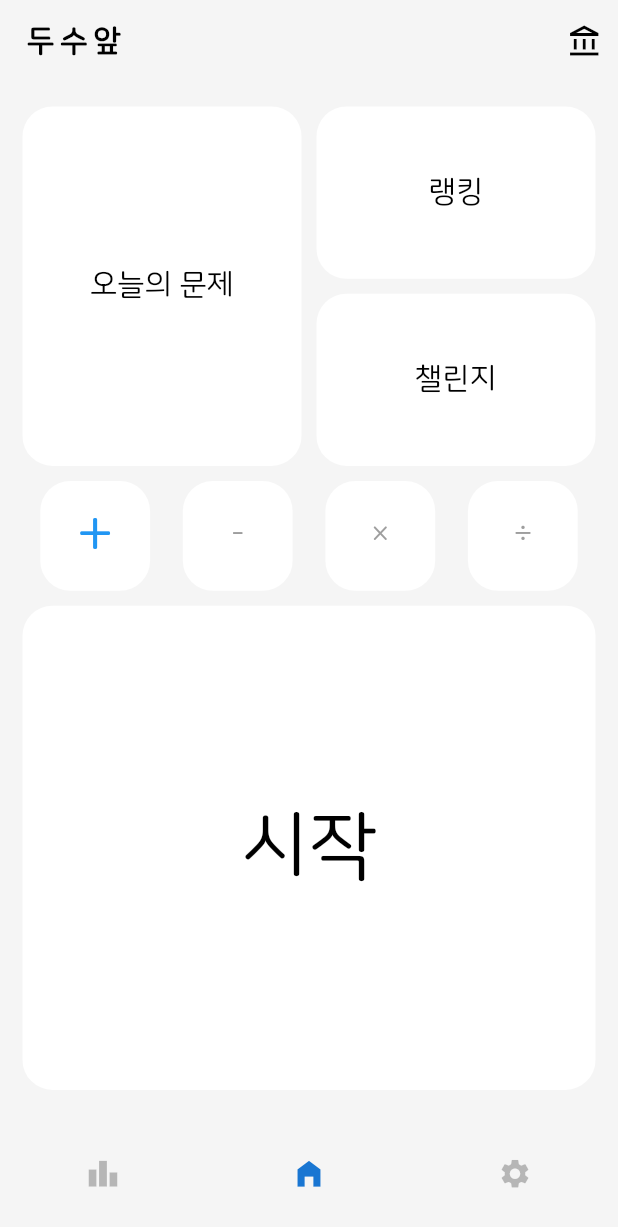
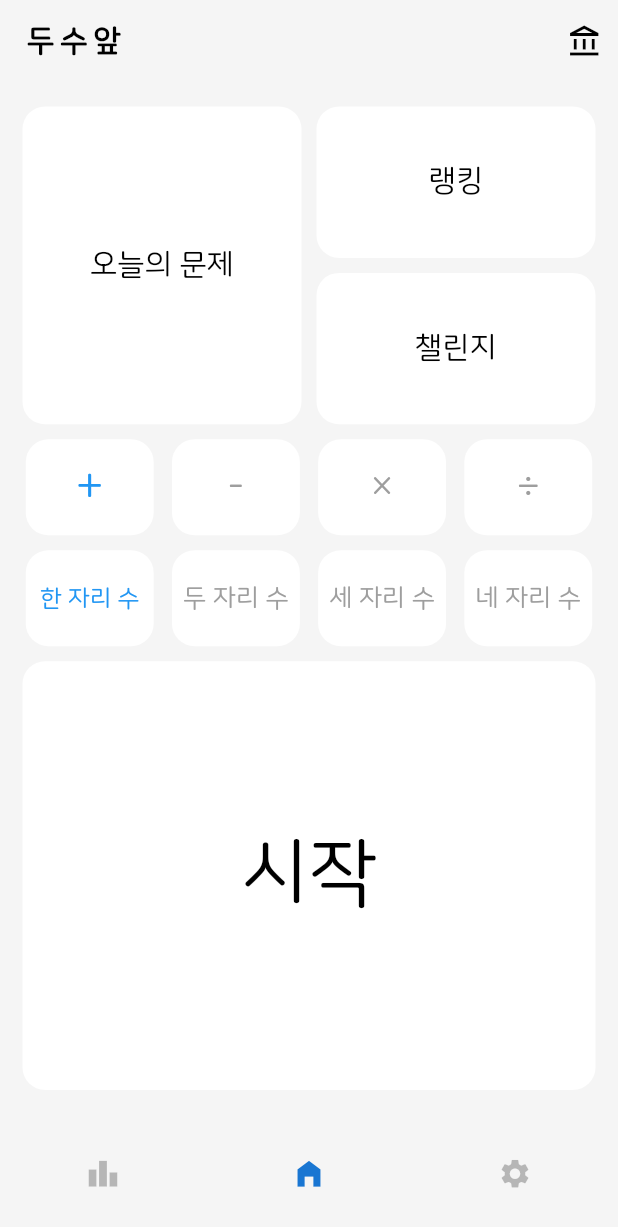
Before and after one commit to bargoLoft/do_math, a Flutter app: the screen it shows after launch, on a phone screen of 412 x 824 dp. Shown: the top 1227 px of the screen. Run offline on Flutter 3.47's test engine with Material 2 defaults, Android fonts, the phone set to English and light mode, and no system bars.

Commit message:
feat: Homepage digital select

```diff
--- a/lib/pages/home_page.dart
+++ b/lib/pages/home_page.dart
@@ -13,7 +13,10 @@ class HomePage extends StatefulWidget {
 class _HomePageState extends State<HomePage> {
   int _selectedIndex = 1;
   int typeIndex = 0;
+  int digitalIndex = 0;
+
   List type = ['+', '-', '×', '÷'];
+  double ratio = 4 / 3;
 
   void _onItemTapped(int index) {
     if (_selectedIndex != index) {
@@ -86,12 +89,24 @@ class _HomePageState extends State<HomePage> {
                       child: Row(
                         mainAxisAlignment: MainAxisAlignment.spaceEvenly,
                         children: [
-                          buildTypeButton(context, '+', 1 / 1, 0, 40),
-                          buildTypeButton(context, '-', 1 / 1, 1, 40),
-                          buildTypeButton(context, '×', 1 / 1, 2, 40),
-                          buildTypeButton(context, '÷', 1 / 1, 3, 40),
+                          buildTypeButton(context, '+', ratio, 0, 30),
+                          buildTypeButton(context, '-', ratio, 1, 40),
+                          buildTypeButton(context, '×', ratio, 2, 30),
+                          buildTypeButton(context, '÷', ratio, 3, 30),
                         ],
                       )),
+                  Expanded(
+                    flex: 1,
+                    child: Row(
+                      mainAxisAlignment: MainAxisAlignment.spaceEvenly,
+                      children: [
+                        buildDigitalButton(context, '한 자리 수', ratio, 16, 0),
+                        buildDigitalButton(context, '두 자리 수', ratio, 16, 1),
+                        buildDigitalButton(context, '세 자리 수', ratio, 16, 2),
+                        buildDigitalButton(context, '네 자리 수', ratio, 16, 3),
+                      ],
+                    ),
+                  ),
                   Expanded(flex: 4, child: buildButton(context, '시작', 2 / 1, 50, type[typeIndex])),
                 ],
               ),
@@ -140,7 +155,7 @@ class _HomePageState extends State<HomePage> {
     String title,
     double ratio,
     int index, [
-    double textSize = 20,
+    double textSize = 30,
   ]) {
     return Padding(
       padding: const EdgeInsets.symmetric(horizontal: 5, vertical: 5),
@@ -152,16 +167,17 @@ class _HomePageState extends State<HomePage> {
             setState(() {});
           },
           style: ButtonStyle(
+            padding: MaterialStateProperty.all(EdgeInsets.zero),
             elevation: MaterialStateProperty.all(0),
             backgroundColor: MaterialStateProperty.all(Colors.white),
             foregroundColor: MaterialStateProperty.all(Colors.black),
             shape: MaterialStateProperty.all(
-                RoundedRectangleBorder(borderRadius: BorderRadius.circular(20.0))),
+                RoundedRectangleBorder(borderRadius: BorderRadius.circular(15.0))),
           ),
           child: Text(
             title,
             style: TextStyle(
-              fontSize: (typeIndex == index) ? textSize : 20,
+              fontSize: (typeIndex == index) ? textSize : 25,
               color: (typeIndex == index) ? Colors.blue : Colors.grey,
             ),
           ),
@@ -169,9 +185,40 @@ class _HomePageState extends State<HomePage> {
       ),
     );
   }
+
+  Widget buildDigitalButton(context, String title, double ratio,
+      [double textSize = 20, int index = 0]) {
+    return Padding(
+      padding: const EdgeInsets.symmetric(horizontal: 5, vertical: 5),
+      child: AspectRatio(
+        aspectRatio: ratio,
+        child: ElevatedButton(
+          onPressed: () {
+            digitalIndex = index;
+            setState(() {});
+          },
+          style: ButtonStyle(
+            padding: MaterialStateProperty.all(EdgeInsets.zero),
+            elevation: MaterialStateProperty.all(0),
+            backgroundColor: MaterialStateProperty.all(Colors.white),
+            foregroundColor: MaterialStateProperty.all(Colors.black),
+            shape: MaterialStateProperty.all(
+                RoundedRectangleBorder(borderRadius: BorderRadius.circular(15.0))),
+          ),
+          child: Text(
+            title,
+            style: TextStyle(
+              fontSize: (digitalIndex == index) ? textSize : 17,
+              color: (digitalIndex == index) ? Colors.blue : Colors.grey,
+            ),
+          ),
+        ),
+      ),
+    );
   }
 
-Widget buildButton(context, String title, double ratio, [double textSize = 20, String type = '+']) {
+  Widget buildButton(context, String title, double ratio,
+      [double textSize = 20, String type = '+']) {
     return Padding(
       padding: const EdgeInsets.symmetric(horizontal: 5, vertical: 5),
       child: AspectRatio(
@@ -183,14 +230,16 @@ Widget buildButton(context, String title, double ratio, [double textSize = 20, S
                 MaterialPageRoute(
                     builder: (context) => StagePage(
                           type: type,
+                          digital: digitalIndex + 1,
                         )));
           },
           style: ButtonStyle(
+            padding: MaterialStateProperty.all(EdgeInsets.zero),
             elevation: MaterialStateProperty.all(0),
             backgroundColor: MaterialStateProperty.all(Colors.white),
             foregroundColor: MaterialStateProperty.all(Colors.black),
             shape: MaterialStateProperty.all(
-              RoundedRectangleBorder(borderRadius: BorderRadius.circular(20.0))),
+                RoundedRectangleBorder(borderRadius: BorderRadius.circular(15.0))),
           ),
           child: Text(
             title,
@@ -200,3 +249,4 @@ Widget buildButton(context, String title, double ratio, [double textSize = 20, S
       ),
     );
   }
+}
--- a/lib/pages/stage_page.dart
+++ b/lib/pages/stage_page.dart
@@ -4,10 +4,12 @@ import '../problems/1-1.dart';
 
 // ignore: must_be_immutable
 class StagePage extends StatefulWidget {
-  late String type;
+  String type;
+  int digital;
 
   StagePage({
     required this.type,
+    required this.digital,
     Key? key,
   }) : super(key: key);
 
@@ -49,7 +51,7 @@ class _StagePageState extends State<StagePage> {
   }
 
   void getPlusQuestion() {
-    questions = PlusQuestion(count: 2, digital: 1).getQuestion();
+    questions = PlusQuestion(count: 2, digital: widget.digital).getQuestion();
     question = '';
     for (int i = 0; i < questions.length; i++) {
       question += questions[i].toString();
@@ -64,7 +66,7 @@ class _StagePageState extends State<StagePage> {
   }
 
   void getMinusQuestion() {
-    questions = MinusQuestion(count: 2, digital: 1).getQuestion();
+    questions = MinusQuestion(count: 2, digital: widget.digital).getQuestion();
     question = '';
     for (int i = 0; i < questions.length; i++) {
       question += questions[i].toString();
@@ -79,7 +81,7 @@ class _StagePageState extends State<StagePage> {
   }
 
   void getMultiQuestion() {
-    questions = MultiQuestion(count: 2, digital: 1).getQuestion();
+    questions = MultiQuestion(count: 2, digital: widget.digital).getQuestion();
     question = '';
     for (int i = 0; i < questions.length; i++) {
       question += questions[i].toString();
@@ -94,7 +96,7 @@ class _StagePageState extends State<StagePage> {
   }
 
   void getDivideQuestion() {
-    questions = DivideQuestion(count: 2, digital: 1).getQuestion();
+    questions = DivideQuestion(count: 2, digital: widget.digital).getQuestion();
     question = '';
     for (int i = 0; i < questions.length; i++) {
       question += questions[i].toString();
@@ -227,7 +229,7 @@ class _StagePageState extends State<StagePage> {
                     padding: const EdgeInsets.all(10.0),
                     child: Text(
                       question,
-                      style: const TextStyle(fontSize: 40),
+                      style: const TextStyle(fontSize: 40, letterSpacing: 2),
                     ),
                   ),
                   Row(
```
Lines whose indentation alone changed are shown as unchanged.
